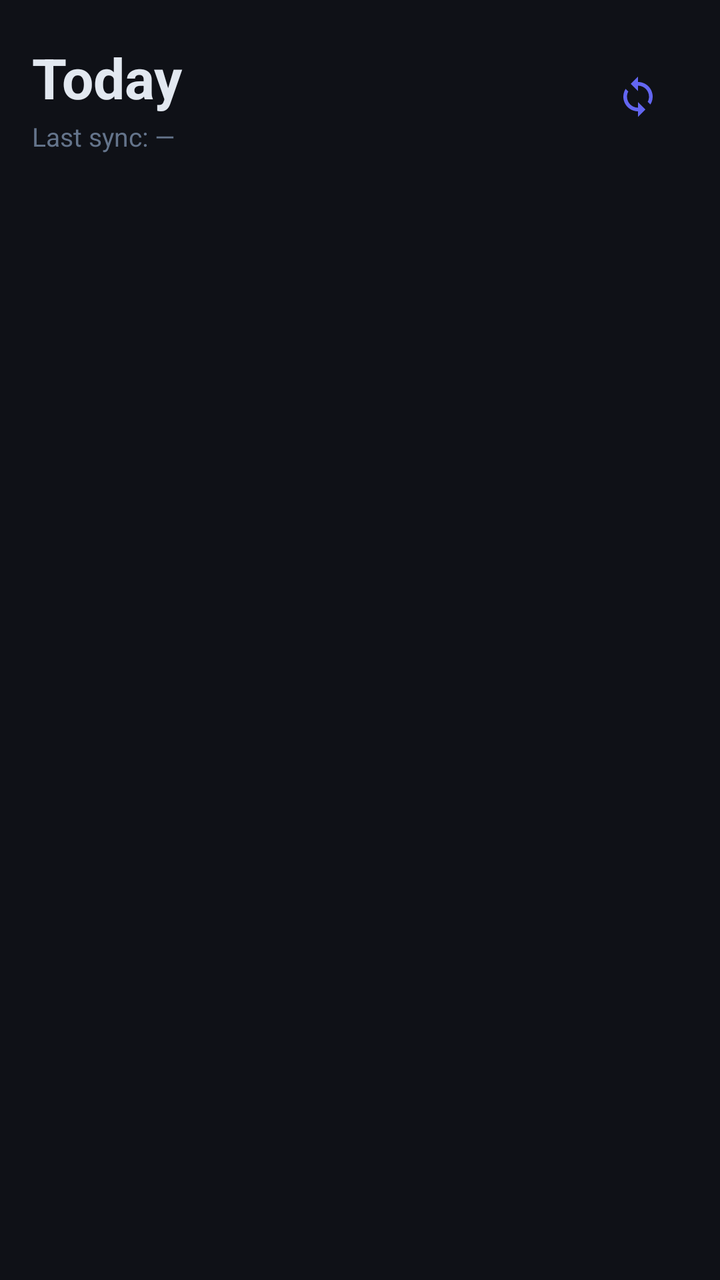
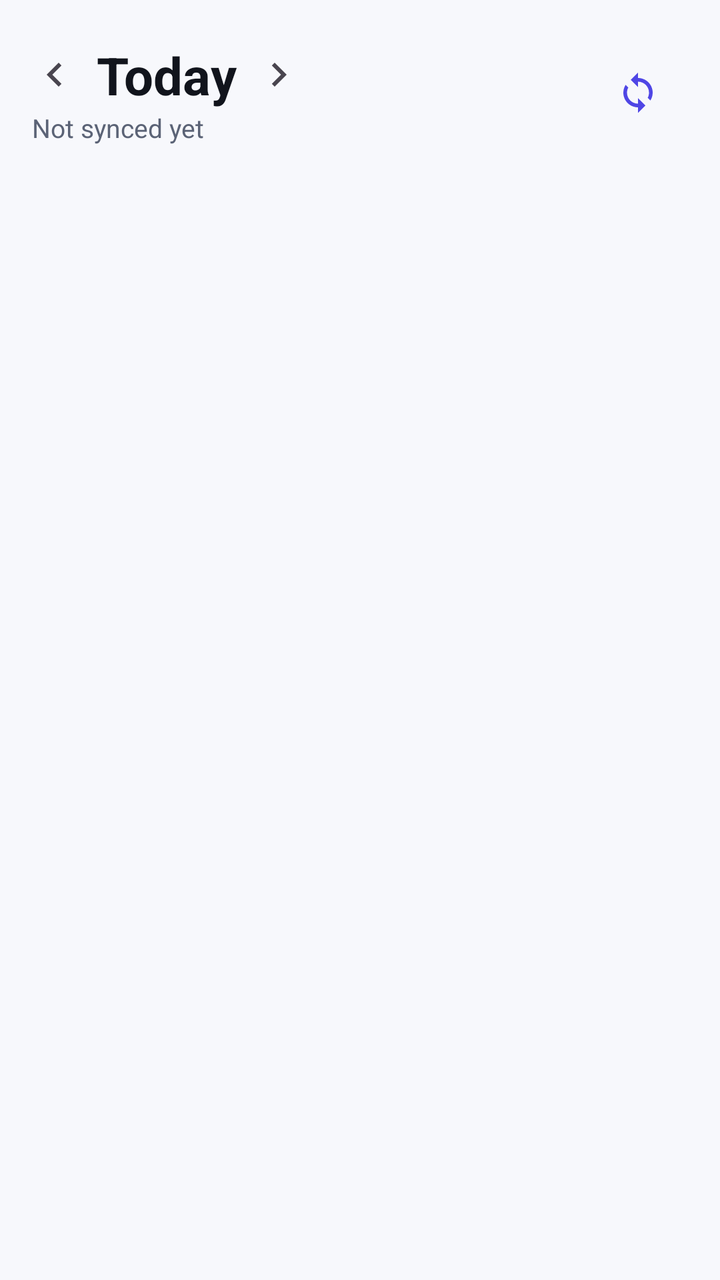

An Android layout rendered at two revisions. The XML below is the earlier revision; the diff shows what the commit changed to produce the second picture.
<!-- AndroidManifest.xml: application theme Theme.HealthTracker -->
<!-- res/layout/fragment_dashboard.xml -->
<?xml version="1.0" encoding="utf-8"?>
<ScrollView xmlns:android="http://schemas.android.com/apk/res/android"
    xmlns:app="http://schemas.android.com/apk/res-auto"
    android:layout_width="match_parent"
    android:layout_height="match_parent"
    android:background="@color/background"
    android:fillViewport="true">

    <LinearLayout
        android:layout_width="match_parent"
        android:layout_height="wrap_content"
        android:orientation="vertical"
        android:paddingStart="16dp"
        android:paddingEnd="16dp"
        android:paddingTop="20dp"
        android:paddingBottom="24dp">

        
        <LinearLayout
            android:layout_width="match_parent"
            android:layout_height="wrap_content"
            android:orientation="horizontal"
            android:gravity="center_vertical"
            android:layout_marginBottom="20dp">

            <LinearLayout
                android:layout_width="0dp"
                android:layout_weight="1"
                android:layout_height="wrap_content"
                android:orientation="vertical">

                <TextView
                    android:layout_width="wrap_content"
                    android:layout_height="wrap_content"
                    android:text="Today"
                    android:textSize="28sp"
                    android:textStyle="bold"
                    android:textColor="@color/text_primary"
                    android:layout_marginBottom="2dp" />

                <TextView
                    android:id="@+id/text_last_sync"
                    android:layout_width="wrap_content"
                    android:layout_height="wrap_content"
                    android:text="Last sync: —"
                    android:textSize="13sp"
                    android:textColor="@color/text_secondary" />
            </LinearLayout>

            <ProgressBar
                android:id="@+id/progress_sync"
                style="?android:attr/progressBarStyleSmall"
                android:layout_width="24dp"
                android:layout_height="24dp"
                android:visibility="gone" />

            <com.google.android.material.button.MaterialButton
                android:id="@+id/btn_sync"
                style="@style/Widget.Material3.Button.IconButton"
                android:layout_width="wrap_content"
                android:layout_height="wrap_content"
                android:contentDescription="Sync now"
                app:icon="@drawable/ic_sync"
                app:iconSize="22dp" />
        </LinearLayout>

        
        <com.google.android.material.card.MaterialCardView
            android:id="@+id/card_no_data"
            android:layout_width="match_parent"
            android:layout_height="wrap_content"
            android:layout_marginBottom="12dp"
            android:visibility="gone"
            app:cardBackgroundColor="@color/surface"
            app:cardCornerRadius="16dp"
            app:cardElevation="0dp"
            app:strokeColor="@color/outline"
            app:strokeWidth="1dp">
            <TextView
                android:id="@+id/text_no_data"
                android:layout_width="match_parent"
                android:layout_height="wrap_content"
                android:text="No wearable data yet.\nCheck that your fitness app is sharing with Health Connect — see Settings → Setup help."
                android:textColor="@color/text_secondary"
                android:textSize="14sp"
                android:padding="24dp"
                android:gravity="center"
                android:lineSpacingMultiplier="1.4" />
        </com.google.android.material.card.MaterialCardView>

        
        <LinearLayout
            android:id="@+id/metrics_group"
            android:layout_width="match_parent"
            android:layout_height="wrap_content"
            android:orientation="vertical"
            android:visibility="gone">

            
            <com.google.android.material.card.MaterialCardView
                android:layout_width="match_parent"
                android:layout_height="wrap_content"
                android:layout_marginBottom="8dp"
                app:cardBackgroundColor="#191C2E"
                app:cardCornerRadius="16dp"
                app:cardElevation="0dp"
                app:strokeColor="@color/accent"
                app:strokeWidth="1dp">
                <LinearLayout
                    android:layout_width="match_parent"
                    android:layout_height="wrap_content"
                    android:orientation="vertical"
                    android:padding="16dp">
                    <TextView
                        android:layout_width="wrap_content"
                        android:layout_height="wrap_content"
                        android:text="STEPS"
                        android:textSize="11sp"
                        android:textColor="@color/accent"
                        android:letterSpacing="0.08"
                        android:textAllCaps="true"
                        android:layout_marginBottom="4dp" />
                    <TextView
                        android:id="@+id/text_steps"
                        android:layout_width="wrap_content"
                        android:layout_height="wrap_content"
                        android:text="—"
                        android:textSize="36sp"
                        android:textStyle="bold"
                        android:textColor="@color/text_primary" />
                </LinearLayout>
            </com.google.android.material.card.MaterialCardView>

            
            <LinearLayout
                android:layout_width="match_parent"
                android:layout_height="wrap_content"
                android:orientation="horizontal"
                android:layout_marginBottom="8dp">

                <com.google.android.material.card.MaterialCardView
                    android:layout_width="0dp"
                    android:layout_height="match_parent"
                    android:layout_weight="1"
                    android:layout_marginEnd="4dp"
                    app:cardBackgroundColor="@color/surface"
                    app:cardCornerRadius="16dp"
                    app:cardElevation="0dp"
                    app:strokeColor="@color/outline"
                    app:strokeWidth="1dp">
                    <LinearLayout
                        android:layout_width="match_parent"
                        android:layout_height="wrap_content"
                        android:orientation="vertical"
                        android:padding="14dp">
                        <TextView
                            android:layout_width="wrap_content"
                            android:layout_height="wrap_content"
                            android:text="HEART RATE"
                            android:textSize="10sp"
                            android:textColor="@color/text_secondary"
                            android:letterSpacing="0.06"
                            android:textAllCaps="true"
                            android:layout_marginBottom="6dp" />
                        <LinearLayout
                            android:layout_width="wrap_content"
                            android:layout_height="wrap_content"
                            android:orientation="horizontal"
                            android:gravity="center_vertical">
                            <TextView
                                android:id="@+id/text_hr"
                                android:layout_width="wrap_content"
                                android:layout_height="wrap_content"
                                android:text="—"
                                android:textSize="26sp"
                                android:textStyle="bold"
                                android:textColor="@color/text_primary" />
                            <TextView
                                android:layout_width="wrap_content"
                                android:layout_height="wrap_content"
                                android:text=" bpm"
                                android:textSize="13sp"
                                android:textColor="@color/text_secondary" />
                        </LinearLayout>
                    </LinearLayout>
                </com.google.android.material.card.MaterialCardView>

                <com.google.android.material.card.MaterialCardView
                    android:layout_width="0dp"
                    android:layout_height="match_parent"
                    android:layout_weight="1"
                    android:layout_marginStart="4dp"
                    app:cardBackgroundColor="@color/surface"
                    app:cardCornerRadius="16dp"
                    app:cardElevation="0dp"
                    app:strokeColor="@color/outline"
                    app:strokeWidth="1dp">
                    <LinearLayout
                        android:layout_width="match_parent"
                        android:layout_height="wrap_content"
                        android:orientation="vertical"
                        android:padding="14dp">
                        <TextView
                            android:layout_width="wrap_content"
                            android:layout_height="wrap_content"
                            android:text="HRV"
                            android:textSize="10sp"
                            android:textColor="@color/text_secondary"
                            android:letterSpacing="0.06"
                            android:textAllCaps="true"
                            android:layout_marginBottom="6dp" />
                        <LinearLayout
                            android:layout_width="wrap_content"
                            android:layout_height="wrap_content"
                            android:orientation="horizontal"
                            android:gravity="center_vertical">
                            <TextView
                                android:id="@+id/text_hrv"
                                android:layout_width="wrap_content"
                                android:layout_height="wrap_content"
                                android:text="—"
                                android:textSize="26sp"
                                android:textStyle="bold"
                                android:textColor="@color/text_primary" />
                            <TextView
                                android:layout_width="wrap_content"
                                android:layout_height="wrap_content"
                                android:text=" ms"
                                android:textSize="13sp"
                                android:textColor="@color/text_secondary" />
                        </LinearLayout>
                    </LinearLayout>
                </com.google.android.material.card.MaterialCardView>
            </LinearLayout>

            
            <LinearLayout
                android:layout_width="match_parent"
                android:layout_height="wrap_content"
                android:orientation="horizontal"
                android:layout_marginBottom="8dp">

                <com.google.android.material.card.MaterialCardView
                    android:layout_width="0dp"
                    android:layout_height="match_parent"
                    android:layout_weight="1"
                    android:layout_marginEnd="4dp"
                    app:cardBackgroundColor="@color/surface"
                    app:cardCornerRadius="16dp"
                    app:cardElevation="0dp"
                    app:strokeColor="@color/outline"
                    app:strokeWidth="1dp">
                    <LinearLayout
                        android:layout_width="match_parent"
                        android:layout_height="wrap_content"
                        android:orientation="vertical"
                        android:padding="14dp">
                        <TextView
                            android:layout_width="wrap_content"
                            android:layout_height="wrap_content"
                            android:text="SLEEP"
                            android:textSize="10sp"
                            android:textColor="@color/text_secondary"
                            android:letterSpacing="0.06"
                            android:textAllCaps="true"
                            android:layout_marginBottom="6dp" />
                        <LinearLayout
                            android:layout_width="wrap_content"
                            android:layout_height="wrap_content"
                            android:orientation="horizontal"
                            android:gravity="center_vertical">
                            <TextView
                                android:id="@+id/text_sleep"
                                android:layout_width="wrap_content"
                                android:layout_height="wrap_content"
                                android:text="—"
                                android:textSize="26sp"
                                android:textStyle="bold"
                                android:textColor="@color/text_primary" />
                            <TextView
                                android:layout_width="wrap_content"
                                android:layout_height="wrap_content"
                                android:text=" h"
                                android:textSize="13sp"
                                android:textColor="@color/text_secondary" />
                        </LinearLayout>
                    </LinearLayout>
                </com.google.android.material.card.MaterialCardView>

                <com.google.android.material.card.MaterialCardView
                    android:layout_width="0dp"
                    android:layout_height="match_parent"
                    android:layout_weight="1"
                    android:layout_marginStart="4dp"
                    app:cardBackgroundColor="@color/surface"
                    app:cardCornerRadius="16dp"
                    app:cardElevation="0dp"
                    app:strokeColor="@color/outline"
                    app:strokeWidth="1dp">
                    <LinearLayout
                        android:layout_width="match_parent"
                        android:layout_height="wrap_content"
                        android:orientation="vertical"
                        android:padding="14dp">
                        <TextView
                            android:layout_width="wrap_content"
                            android:layout_height="wrap_content"
                            android:text="SPO₂"
                            android:textSize="10sp"
                            android:textColor="@color/text_secondary"
                            android:letterSpacing="0.06"
                            android:textAllCaps="true"
                            android:layout_marginBottom="6dp" />
                        <LinearLayout
                            android:layout_width="wrap_content"
                            android:layout_height="wrap_content"
                            android:orientation="horizontal"
                            android:gravity="center_vertical">
                            <TextView
                                android:id="@+id/text_spo2"
                                android:layout_width="wrap_content"
                                android:layout_height="wrap_content"
                                android:text="—"
                                android:textSize="26sp"
                                android:textStyle="bold"
                                android:textColor="@color/text_primary" />
                            <TextView
                                android:layout_width="wrap_content"
                                android:layout_height="wrap_content"
                                android:text=" %"
                                android:textSize="13sp"
                                android:textColor="@color/text_secondary" />
                        </LinearLayout>
                    </LinearLayout>
                </com.google.android.material.card.MaterialCardView>
            </LinearLayout>

            
            <LinearLayout
                android:layout_width="match_parent"
                android:layout_height="wrap_content"
                android:orientation="horizontal"
                android:layout_marginBottom="20dp">

                <com.google.android.material.card.MaterialCardView
                    android:layout_width="0dp"
                    android:layout_height="match_parent"
                    android:layout_weight="1"
                    android:layout_marginEnd="4dp"
                    app:cardBackgroundColor="@color/surface"
                    app:cardCornerRadius="16dp"
                    app:cardElevation="0dp"
                    app:strokeColor="@color/outline"
                    app:strokeWidth="1dp">
                    <LinearLayout
                        android:layout_width="match_parent"
                        android:layout_height="wrap_content"
                        android:orientation="vertical"
                        android:padding="14dp">
                        <TextView
                            android:layout_width="wrap_content"
                            android:layout_height="wrap_content"
                            android:text="ACTIVE CAL"
                            android:textSize="10sp"
                            android:textColor="@color/text_secondary"
                            android:letterSpacing="0.06"
                            android:textAllCaps="true"
                            android:layout_marginBottom="6dp" />
                        <LinearLayout
                            android:layout_width="wrap_content"
                            android:layout_height="wrap_content"
                            android:orientation="horizontal"
                            android:gravity="center_vertical">
                            <TextView
                                android:id="@+id/text_calories"
                                android:layout_width="wrap_content"
                                android:layout_height="wrap_content"
                                android:text="—"
                                android:textSize="26sp"
                                android:textStyle="bold"
                                android:textColor="@color/text_primary" />
                            <TextView
                                android:layout_width="wrap_content"
                                android:layout_height="wrap_content"
                                android:text=" kcal"
                                android:textSize="13sp"
                                android:textColor="@color/text_secondary" />
                        </LinearLayout>
                    </LinearLayout>
                </com.google.android.material.card.MaterialCardView>

                <com.google.android.material.card.MaterialCardView
                    android:layout_width="0dp"
                    android:layout_height="match_parent"
                    android:layout_weight="1"
                    android:layout_marginStart="4dp"
                    app:cardBackgroundColor="@color/surface"
                    app:cardCornerRadius="16dp"
                    app:cardElevation="0dp"
                    app:strokeColor="@color/outline"
                    app:strokeWidth="1dp">
                    <LinearLayout
                        android:layout_width="match_parent"
                        android:layout_height="wrap_content"
                        android:orientation="vertical"
                        android:padding="14dp">
                        <TextView
                            android:layout_width="wrap_content"
                            android:layout_height="wrap_content"
                            android:text="RESTING HR"
                            android:textSize="10sp"
                            android:textColor="@color/text_secondary"
                            android:letterSpacing="0.06"
                            android:textAllCaps="true"
                            android:layout_marginBottom="6dp" />
                        <LinearLayout
                            android:layout_width="wrap_content"
                            android:layout_height="wrap_content"
                            android:orientation="horizontal"
                            android:gravity="center_vertical">
                            <TextView
                                android:id="@+id/text_resting_hr"
                                android:layout_width="wrap_content"
                                android:layout_height="wrap_content"
                                android:text="—"
                                android:textSize="26sp"
                                android:textStyle="bold"
                                android:textColor="@color/text_primary" />
                            <TextView
                                android:layout_width="wrap_content"
                                android:layout_height="wrap_content"
                                android:text=" bpm"
                                android:textSize="13sp"
                                android:textColor="@color/text_secondary" />
                        </LinearLayout>
                    </LinearLayout>
                </com.google.android.material.card.MaterialCardView>
            </LinearLayout>

        </LinearLayout>

    </LinearLayout>
</ScrollView>
<!-- resources referenced by this layout -->
<resources>
  <color name="accent">#6366F1</color>
  <color name="background">#0F1117</color>
  <color name="outline">#2D3348</color>
  <color name="surface">#1A1D27</color>
  <color name="text_primary">#E2E8F0</color>
  <color name="text_secondary">#64748B</color>
  <!-- drawable ic_sync (drawable) -->
  <vector xmlns:android="http://schemas.android.com/apk/res/android"
      android:width="24dp"
      android:height="24dp"
      android:viewportWidth="24"
      android:viewportHeight="24"
      android:tint="?attr/colorControlNormal">
      <path
          android:fillColor="@android:color/white"
          android:pathData="M12,4V1L8,5l4,4V6c3.31,0 6,2.69 6,6c0,1.01 -0.25,1.97 -0.7,2.8l1.46,1.46C19.54,15.03 20,13.57 20,12C20,7.58 16.42,4 12,4zM12,18c-3.31,0 -6,-2.69 -6,-6c0,-1.01 0.25,-1.97 0.7,-2.8L5.24,7.74C4.46,8.97 4,10.43 4,12c0,4.42 3.58,8 8,8v3l4,-4l-4,-4V18z" />
  </vector>
  <style name="Theme.HealthTracker" parent="Theme.Material3.Dark">
          <item name="colorPrimary">@color/accent</item>
          <item name="colorOnPrimary">@color/text_primary</item>
          <item name="colorSurface">@color/surface</item>
          <item name="colorOnSurface">@color/text_primary</item>
          <item name="android:colorBackground">@color/background</item>
          <item name="android:windowBackground">@color/background</item>
          
          <item name="android:statusBarColor">@android:color/transparent</item>
          <item name="android:navigationBarColor">@android:color/transparent</item>
          <item name="android:windowLightStatusBar">false</item>
      </style>
</resources>

<!-- the commit's change to res/layout/fragment_dashboard.xml (unified diff, before → after) -->
@@ -29,20 +29,47 @@
                 android:layout_height="wrap_content"
                 android:orientation="vertical">
 
-                <TextView
+                <LinearLayout
                     android:layout_width="wrap_content"
                     android:layout_height="wrap_content"
-                    android:text="Today"
-                    android:textSize="28sp"
-                    android:textStyle="bold"
-                    android:textColor="@color/text_primary"
-                    android:layout_marginBottom="2dp" />
+                    android:orientation="horizontal"
+                    android:gravity="center_vertical">
+
+                    <ImageButton
+                        android:id="@+id/btn_prev_day"
+                        android:layout_width="34dp"
+                        android:layout_height="34dp"
+                        android:background="?attr/selectableItemBackgroundBorderless"
+                        android:src="@drawable/ic_chevron_left"
+                        android:contentDescription="Previous day"
+                        android:layout_marginStart="-6dp" />
+
+                    <TextView
+                        android:id="@+id/text_date"
+                        android:layout_width="wrap_content"
+                        android:layout_height="wrap_content"
+                        android:text="@string/today"
+                        android:textSize="26sp"
+                        android:textStyle="bold"
+                        android:textColor="@color/text_primary"
+                        android:background="?attr/selectableItemBackground"
+                        android:paddingStart="4dp"
+                        android:paddingEnd="4dp" />
+
+                    <ImageButton
+                        android:id="@+id/btn_next_day"
+                        android:layout_width="34dp"
+                        android:layout_height="34dp"
+                        android:background="?attr/selectableItemBackgroundBorderless"
+                        android:src="@drawable/ic_chevron_right"
+                        android:contentDescription="Next day" />
+                </LinearLayout>
 
                 <TextView
                     android:id="@+id/text_last_sync"
                     android:layout_width="wrap_content"
                     android:layout_height="wrap_content"
-                    android:text="Last sync: —"
+                    android:text="@string/last_sync_never"
                     android:textSize="13sp"
                     android:textColor="@color/text_secondary" />
             </LinearLayout>
<!-- resource entries referenced after the edit -->
@@ -1,11 +1,33 @@
 <!-- resources referenced by this layout -->
 <resources>
-  <color name="accent">#6366F1</color>
-  <color name="background">#0F1117</color>
-  <color name="outline">#2D3348</color>
-  <color name="surface">#1A1D27</color>
-  <color name="text_primary">#E2E8F0</color>
-  <color name="text_secondary">#64748B</color>
+  <color name="accent">#4F46E5</color>
+  <color name="background">#F7F8FC</color>
+  <color name="outline">#DFE3ED</color>
+  <color name="surface">#FFFFFF</color>
+  <color name="text_primary">#11141C</color>
+  <color name="text_secondary">#5B6376</color>
+  <!-- drawable ic_chevron_left (drawable) -->
+  <vector xmlns:android="http://schemas.android.com/apk/res/android"
+      android:width="24dp"
+      android:height="24dp"
+      android:viewportWidth="24"
+      android:viewportHeight="24"
+      android:tint="?attr/colorControlNormal">
+      <path
+          android:fillColor="@android:color/white"
+          android:pathData="M15.41,7.41L14,6l-6,6l6,6l1.41,-1.41L10.83,12z" />
+  </vector>
+  <!-- drawable ic_chevron_right (drawable) -->
+  <vector xmlns:android="http://schemas.android.com/apk/res/android"
+      android:width="24dp"
+      android:height="24dp"
+      android:viewportWidth="24"
+      android:viewportHeight="24"
+      android:tint="?attr/colorControlNormal">
+      <path
+          android:fillColor="@android:color/white"
+          android:pathData="M10,6L8.59,7.41L13.17,12l-4.58,4.59L10,18l6,-6z" />
+  </vector>
   <!-- drawable ic_sync (drawable) -->
   <vector xmlns:android="http://schemas.android.com/apk/res/android"
       android:width="24dp"
@@ -17,17 +39,31 @@
           android:fillColor="@android:color/white"
           android:pathData="M12,4V1L8,5l4,4V6c3.31,0 6,2.69 6,6c0,1.01 -0.25,1.97 -0.7,2.8l1.46,1.46C19.54,15.03 20,13.57 20,12C20,7.58 16.42,4 12,4zM12,18c-3.31,0 -6,-2.69 -6,-6c0,-1.01 0.25,-1.97 0.7,-2.8L5.24,7.74C4.46,8.97 4,10.43 4,12c0,4.42 3.58,8 8,8v3l4,-4l-4,-4V18z" />
   </vector>
-  <style name="Theme.HealthTracker" parent="Theme.Material3.Dark">
+  <string name="last_sync_never">Not synced yet</string>
+  <string name="today">Today</string>
+  <style name="Theme.HealthTracker" parent="Theme.Material3.DayNight.NoActionBar">
           <item name="colorPrimary">@color/accent</item>
-          <item name="colorOnPrimary">@color/text_primary</item>
+          <item name="colorOnPrimary">#FFFFFF</item>
+          <item name="colorPrimaryContainer">@color/accent_container</item>
+          <item name="colorOnPrimaryContainer">@color/text_primary</item>
+          <item name="colorSecondary">@color/accent</item>
           <item name="colorSurface">@color/surface</item>
           <item name="colorOnSurface">@color/text_primary</item>
+          <item name="colorSurfaceVariant">@color/surface_variant</item>
+          <item name="colorOnSurfaceVariant">@color/text_secondary</item>
+          <item name="colorOutline">@color/outline</item>
+          <item name="colorError">@color/accent_red</item>
           <item name="android:colorBackground">@color/background</item>
           <item name="android:windowBackground">@color/background</item>
+  
           
           <item name="android:statusBarColor">@android:color/transparent</item>
           <item name="android:navigationBarColor">@android:color/transparent</item>
-          <item name="android:windowLightStatusBar">false</item>
+          <item name="android:windowLightStatusBar">true</item>
+          <item name="android:windowLightNavigationBar" tools:targetApi="o_mr1">true</item>
       </style>
+  <color name="accent_container">#E5E4FB</color>
+  <color name="surface_variant">#EEF1F8</color>
+  <color name="accent_red">#E11D48</color>
 </resources>
 
